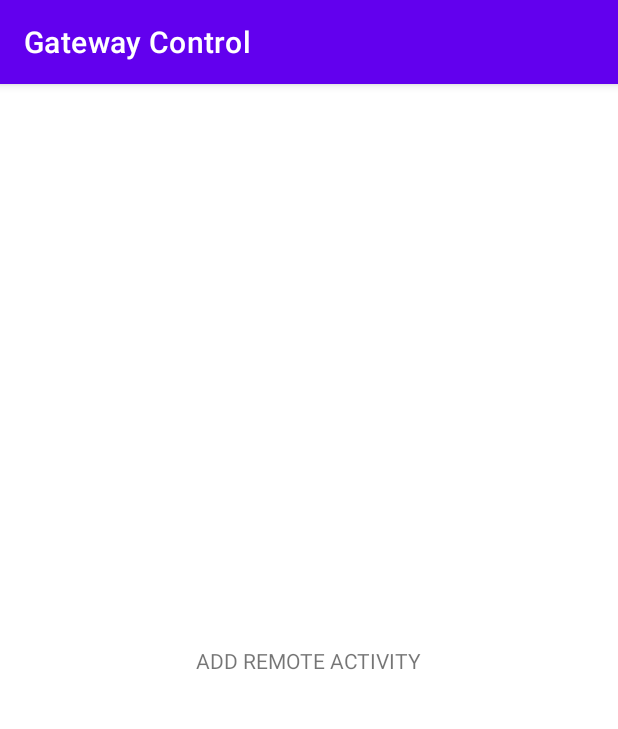
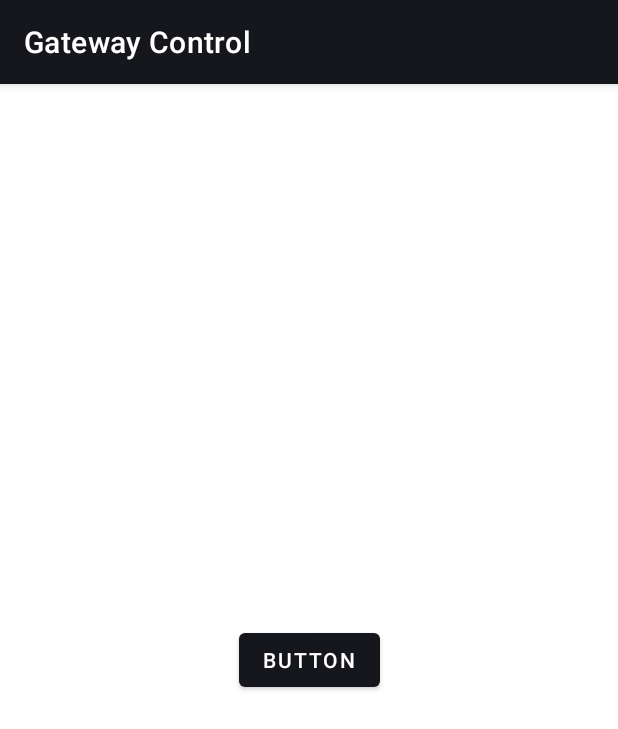
Before and after one commit to taufikbarokahnur/GatewayControl, an Android app: the screen it shows after launch (AddRemoteActivity), in the options menu, after a tap on "Add Remote", on a phone screen of 412 x 824 dp. Shown: the top 729 px of the screen. Run offline under Robolectric (Android 15) with nearby library versions, the phone set to English and light mode, and no system bars; our stand-ins replace Room's generated code.

```diff
--- a/app/src/main/java/com/example/gatewaycontrol/AddRemoteActivity.kt
+++ b/app/src/main/java/com/example/gatewaycontrol/AddRemoteActivity.kt
@@ -1,12 +1,35 @@
 package com.example.gatewaycontrol
 
+import android.content.Intent
 import androidx.appcompat.app.AppCompatActivity
 import android.os.Bundle
+import android.widget.Button
+import androidx.recyclerview.widget.RecyclerView
+import com.example.gatewaycontrol.room.Remote
+import com.example.gatewaycontrol.room.RemoteDB
+import com.example.gatewaycontrol.utils.Constants.Companion.REMOTE_TYPE_TV
+import kotlinx.coroutines.CoroutineScope
+import kotlinx.coroutines.Dispatchers
+import kotlinx.coroutines.launch
 
 class AddRemoteActivity : AppCompatActivity() {
+
+    private lateinit var rvRemote: RecyclerView
+    val db by lazy { RemoteDB(this) }
+
     override fun onCreate(savedInstanceState: Bundle?) {
         super.onCreate(savedInstanceState)
         setContentView(R.layout.activity_add_remote)
+        val button: Button = findViewById(R.id.button2)
+
+        button.setOnClickListener {
+            CoroutineScope(Dispatchers.IO).launch {
+                db.remoteDao().insertRemote(Remote("REMOTE TEST TV", REMOTE_TYPE_TV))
+            }
+            startActivity(
+                Intent(this, MainActivity::class.java)
+            )
+        }
 
 
     }
--- a/app/src/main/java/com/example/gatewaycontrol/ListRemoteAdapter.kt
+++ b/app/src/main/java/com/example/gatewaycontrol/ListRemoteAdapter.kt
@@ -7,7 +7,7 @@ import android.widget.Button
 import androidx.recyclerview.widget.RecyclerView
 import com.example.gatewaycontrol.room.Remote
 
-class ListRemoteAdapter(private val listRemote: ArrayList<Remote>) :
+class ListRemoteAdapter(private val listRemote: ArrayList<Remote>, private val listener: onClickListener) :
     RecyclerView.Adapter<ListRemoteAdapter.ListViewHolder>() {
 
     inner class ListViewHolder(itemView: View) : RecyclerView.ViewHolder(itemView) {
@@ -27,12 +27,23 @@ class ListRemoteAdapter(private val listRemote: ArrayList<Remote>) :
 
 
         holder.btn.setText(remote.remoteName)
-
-//        TODO("INTENT + SEND DATA FROM ROOM")
+        holder.btn.setOnClickListener {
+            listener.onClick(remote)
+        }
     }
 
     override fun getItemCount(): Int {
         return listRemote.size
     }
 
+    fun setData(list: List<Remote>){
+        listRemote.clear()
+        listRemote.addAll(list)
+        notifyDataSetChanged()
+    }
+
+    interface onClickListener{
+        fun onClick(remote: Remote)
+    }
+
 }
--- a/app/src/main/java/com/example/gatewaycontrol/MainActivity.kt
+++ b/app/src/main/java/com/example/gatewaycontrol/MainActivity.kt
@@ -12,6 +12,7 @@ import androidx.recyclerview.widget.LinearLayoutManager
 import androidx.recyclerview.widget.RecyclerView
 import com.example.gatewaycontrol.api.RetrofitInstance
 import com.example.gatewaycontrol.room.Remote
+import com.example.gatewaycontrol.room.RemoteDB
 import com.example.gatewaycontrol.utils.Constants.Companion.REMOTE_TYPE_RF
 import com.example.gatewaycontrol.utils.Constants.Companion.REMOTE_TYPE_TV
 import kotlinx.coroutines.*
@@ -19,24 +20,42 @@ import retrofit2.awaitResponse
 
 class MainActivity : AppCompatActivity() {
 
-    private lateinit var rvRemote : RecyclerView
+    private lateinit var remoteAdapter : ListRemoteAdapter
+    val db by lazy { RemoteDB(this) }
     private val api = RetrofitInstance
-    private var listRemote: ArrayList<Remote> = arrayListOf()
+//    private var listRemote: ArrayList<Remote> = arrayListOf()
 
     override fun onCreate(savedInstanceState: Bundle?) {
         super.onCreate(savedInstanceState)
         setContentView(R.layout.activity_main)
 
-        rvRemote = findViewById(R.id.rv)
-        rvRemote.setHasFixedSize(true)
 
         showRecyclerList()
     }
 
+    override fun onStart() {
+        super.onStart()
+        CoroutineScope(Dispatchers.IO).launch {
+            val remote = db.remoteDao().getAllRemote()
+            withContext(Dispatchers.Main){
+                remoteAdapter.setData(remote)
+            }
+        }
+    }
+
     private fun showRecyclerList() {
-        rvRemote.layoutManager = LinearLayoutManager(this)
-        val listRemoteAdapter = ListRemoteAdapter(listRemote)
-        rvRemote.adapter = listRemoteAdapter
+        remoteAdapter = ListRemoteAdapter(arrayListOf(), object : ListRemoteAdapter.onClickListener{
+            override fun onClick(remote: Remote) {
+                Log.d("LOG : ",remote.id.toString())
+                Log.d("LOG : ",remote.remoteName.toString())
+                Log.d("LOG : ",remote.remoteType.toString())
+            }
+        })
+        val rv : RecyclerView = findViewById(R.id.rv)
+        rv.apply {
+            layoutManager = LinearLayoutManager(applicationContext)
+            adapter = remoteAdapter
+        }
 
     }
 
@@ -141,18 +160,18 @@ class MainActivity : AppCompatActivity() {
                 startActivity(
                     Intent(this@MainActivity, AddRemoteActivity::class.java)
                 )
-                listRemote.add(Remote(0,"REMOTE TEST TV" , REMOTE_TYPE_TV))
-                rvRemote.adapter!!.notifyDataSetChanged()
+//                listRemote.add(Remote(0,"REMOTE TEST TV" , REMOTE_TYPE_TV))
+//                rvRemote.adapter!!.notifyDataSetChanged()
             }
             R.id.action_2 -> {
                 Toast.makeText(this, "ACtion 2 ", Toast.LENGTH_SHORT).show()
-                listRemote.add(Remote(1,"REMOTE TEST RF" , REMOTE_TYPE_RF))
-                rvRemote.adapter!!.notifyDataSetChanged()
+//                listRemote.add(Remote(1,"REMOTE TEST RF" , REMOTE_TYPE_RF))
+//                rvRemote.adapter!!.notifyDataSetChanged()
             }
             R.id.action_3 -> {
                 Toast.makeText(this, "ACtion 3 Muehehe", Toast.LENGTH_SHORT).show()
-                listRemote.add(Remote(2,"REMOTE" , REMOTE_TYPE_RF))
-                rvRemote.adapter!!.notifyDataSetChanged()
+//                listRemote.add(Remote(2,"REMOTE" , REMOTE_TYPE_RF))
+//                rvRemote.adapter!!.notifyDataSetChanged()
             }
         }
     }
--- /dev/null
+++ b/app/src/main/java/com/example/gatewaycontrol/room/Database.kt
@@ -0,0 +1,34 @@
+package com.example.gatewaycontrol.room
+
+import android.content.Context
+import androidx.room.Database
+import androidx.room.Room
+import androidx.room.RoomDatabase
+
+@Database(
+    entities = [Remote::class],
+    version = 1
+)
+
+abstract class RemoteDB : RoomDatabase() {
+    abstract fun remoteDao(): RemoteDao
+
+    companion object {
+
+        @Volatile private var instance : RemoteDB? = null
+        private val LOCK = Any()
+
+        operator fun invoke(context: Context) = instance ?: synchronized(LOCK){
+            instance ?: buildDatabase(context).also {
+                instance = it
+            }
+        }
+
+        private fun buildDatabase(context: Context) = Room.databaseBuilder(
+            context.applicationContext,
+            RemoteDB::class.java,
+            "remotedb.db"
+        ).build()
+
+    }
+}
--- a/app/src/main/java/com/example/gatewaycontrol/room/Remote.kt
+++ b/app/src/main/java/com/example/gatewaycontrol/room/Remote.kt
@@ -1,7 +1,13 @@
 package com.example.gatewaycontrol.room
 
+import androidx.room.Entity
+import androidx.room.PrimaryKey
+
+@Entity
 data class Remote(
-    val id: Int,
-    val remoteName: String,
-    val remoteId: Int
-)
+    var remoteName: String? = null,
+    var remoteType: Int? = null
+){
+    @PrimaryKey(autoGenerate = true)
+    var id: Int? = null
+}
--- /dev/null
+++ b/app/src/main/java/com/example/gatewaycontrol/room/RemoteDao.kt
@@ -0,0 +1,18 @@
+package com.example.gatewaycontrol.room
+
+import androidx.room.*
+
+@Dao
+interface RemoteDao {
+    @Query("SELECT * FROM remote")
+    fun getAllRemote(): List<Remote>
+
+    @Insert
+    fun insertRemote(remote: Remote)
+
+    @Update
+    fun updateRemote(remote: Remote)
+
+    @Delete
+    fun deleteRemote(remote: Remote)
+}
--- a/app/src/main/res/drawable/shadow.xml
+++ b/app/src/main/res/drawable/shadow.xml
@@ -2,7 +2,7 @@
 <shape xmlns:android="http://schemas.android.com/apk/res/android"
     android:shape="rectangle">
 
-    <solid android:color="@color/black" />
+    <solid android:color="@color/blue_figma" />
 
-    <corners android:radius="20dp" />
+    <corners android:radius="10dp" />
 </shape>
--- a/app/src/main/res/layout/activity_add_remote.xml
+++ b/app/src/main/res/layout/activity_add_remote.xml
@@ -4,13 +4,14 @@
     xmlns:tools="http://schemas.android.com/tools"
     android:layout_width="match_parent"
     android:layout_height="match_parent"
+
     tools:context=".AddRemoteActivity">
 
-    <TextView
-        android:id="@+id/textView"
+    <Button
+        android:id="@+id/button2"
         android:layout_width="wrap_content"
         android:layout_height="wrap_content"
-        android:text="ADD REMOTE ACTIVITY"
+        android:text="Button"
         app:layout_constraintBottom_toBottomOf="parent"
         app:layout_constraintEnd_toEndOf="parent"
         app:layout_constraintStart_toStartOf="parent"
--- a/app/src/main/res/layout/activity_main.xml
+++ b/app/src/main/res/layout/activity_main.xml
@@ -4,6 +4,7 @@
     xmlns:tools="http://schemas.android.com/tools"
     android:layout_width="match_parent"
     android:layout_height="match_parent"
+    android:background="@color/black_figma"
     tools:context=".MainActivity">
 
     <androidx.recyclerview.widget.RecyclerView
@@ -25,6 +26,7 @@
         android:layout_marginTop="16dp"
         android:fontFamily="@font/gilroy_extrabold"
         android:text="Select Your\nRemote Device"
+        android:textColor="@color/white"
         android:textSize="30sp"
         app:layout_constraintStart_toStartOf="parent"
         app:layout_constraintTop_toTopOf="parent" />
--- a/app/src/main/res/layout/item_row.xml
+++ b/app/src/main/res/layout/item_row.xml
@@ -6,7 +6,7 @@
 
     <Button
         android:id="@+id/btnRow"
-        android:background="@drawable/button"
+        android:background="@drawable/test"
         android:layout_width="match_parent"
         android:layout_height="wrap_content"
         android:layout_marginLeft="32dp"
--- a/app/src/main/res/values/colors.xml
+++ b/app/src/main/res/values/colors.xml
@@ -7,4 +7,7 @@
     <color name="teal_700">#FF018786</color>
     <color name="black">#FF000000</color>
     <color name="white">#FFFFFFFF</color>
+    //FIGMA
+    <color name="black_figma">#16171C</color>
+    <color name="blue_figma">#3CF2D6</color>
 </resources>
--- a/app/src/main/res/values/themes.xml
+++ b/app/src/main/res/values/themes.xml
@@ -2,15 +2,33 @@
     <!-- Base application theme. -->
     <style name="Theme.GatewayControl" parent="Theme.MaterialComponents.DayNight.DarkActionBar">
         <!-- Primary brand color. -->
-        <item name="colorPrimary">@color/purple_500</item>
-        <item name="colorPrimaryVariant">@color/purple_700</item>
+        <item name="colorPrimary">@color/black_figma</item>
+        <item name="colorPrimaryVariant">@color/black_figma</item>
         <item name="colorOnPrimary">@color/white</item>
         <!-- Secondary brand color. -->
         <item name="colorSecondary">@color/teal_200</item>
         <item name="colorSecondaryVariant">@color/teal_700</item>
-        <item name="colorOnSecondary">@color/black</item>
+        <item name="colorOnSecondary">@color/black_figma</item>
         <!-- Status bar color. -->
         <item name="android:statusBarColor" tools:targetApi="l">?attr/colorPrimaryVariant</item>
         <!-- Customize your theme here. -->
     </style>
 </resources>
+
+
+<!--<resources xmlns:tools="http://schemas.android.com/tools">-->
+<!--&lt;!&ndash; Base application theme. &ndash;&gt;-->
+<!--<style name="Theme.GatewayControl" parent="Theme.MaterialComponents.DayNight.DarkActionBar">-->
+<!--    &lt;!&ndash; Primary brand color. &ndash;&gt;-->
+<!--    <item name="colorPrimary">@color/purple_500</item>-->
+<!--    <item name="colorPrimaryVariant">@color/purple_700</item>-->
+<!--    <item name="colorOnPrimary">@color/white</item>-->
+<!--    &lt;!&ndash; Secondary brand color. &ndash;&gt;-->
+<!--    <item name="colorSecondary">@color/teal_200</item>-->
+<!--    <item name="colorSecondaryVariant">@color/teal_700</item>-->
+<!--    <item name="colorOnSecondary">@color/black</item>-->
+<!--    &lt;!&ndash; Status bar color. &ndash;&gt;-->
+<!--    <item name="android:statusBarColor" tools:targetApi="l">?attr/colorPrimaryVariant</item>-->
+<!--    &lt;!&ndash; Customize your theme here. &ndash;&gt;-->
+<!--</style>-->
+<!--</resources>-->
```
Also changed, not shown: app/build.gradle (+8 -3 lines), app/src/main/res/drawable/test.xml (added, +18 -0 lines).
